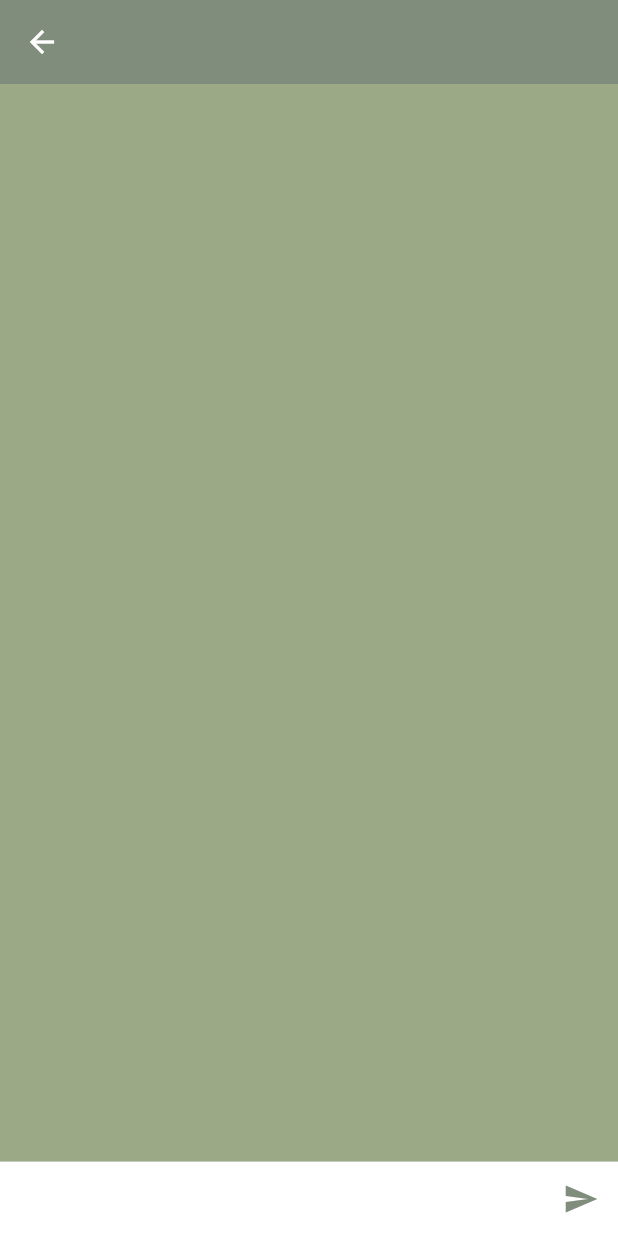
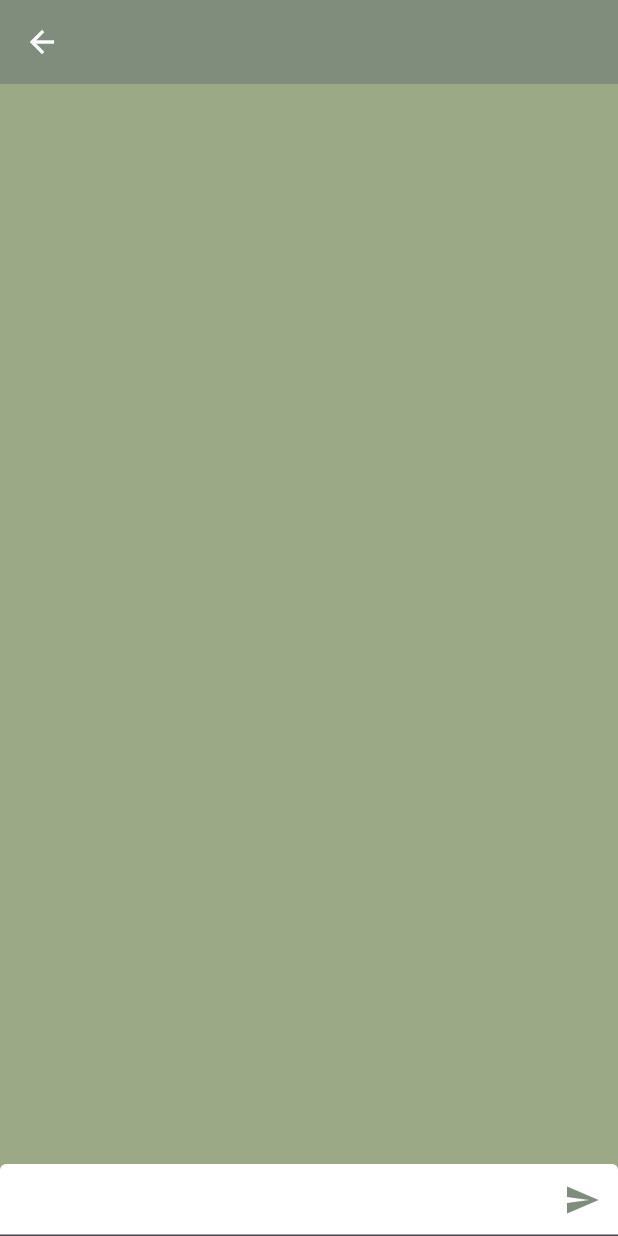
Before and after one commit to minhong1126/AIary, a Flutter app: the Chat screen opened directly, on a phone screen of 412 x 824 dp. Run offline on Flutter 3.47's test engine with Material 3 defaults, Android fonts, the phone set to English and light mode, and no system bars; our stand-ins replace table_calendar.

Commit message:
TextField 수정

```diff
--- a/lib/pages/chat/chat.dart
+++ b/lib/pages/chat/chat.dart
@@ -10,12 +10,8 @@ class Chat extends StatelessWidget {
       resizeToAvoidBottomInset: true,
       backgroundColor: color.mainGreen,
       appBar: _Appbar(),
-      body: Column(
-        children: [
-          Expanded(child: Container()),
-          const ChatField(),
-        ],
-      ),
+      body: Expanded(child: Container()),
+      bottomNavigationBar: const ChatField(),
     );
   }
 }
@@ -44,27 +40,16 @@ class ChatField extends StatelessWidget {
 
   @override
   Widget build(BuildContext context) {
-    return Container(
-      color: color.white,
-      padding: const EdgeInsets.all(0.8),
-      child: Row(
-        children: [
-          const Expanded(
-            child: TextField(
-              maxLines: null,
-              keyboardType: TextInputType.multiline,
-              decoration: InputDecoration(border: InputBorder.none),
-            ),
-          ),
-          IconButton(
-            icon: const Icon(Icons.send, color: color.darkGreen),
-            onPressed: () {
-              ScaffoldMessenger.of(context).showSnackBar(
-                const SnackBar(content: Text('Message sent!')),
-              );
-            },
-          ),
-        ],
+    return TextField(
+      decoration: InputDecoration(
+        fillColor: Colors.white,
+        filled: true,
+        suffixIcon: IconButton(
+          icon: const Icon(Icons.send, color: color.darkGreen),
+          onPressed: () {
+            print('pressed');
+          },
+        ),
       ),
     );
   }
```
